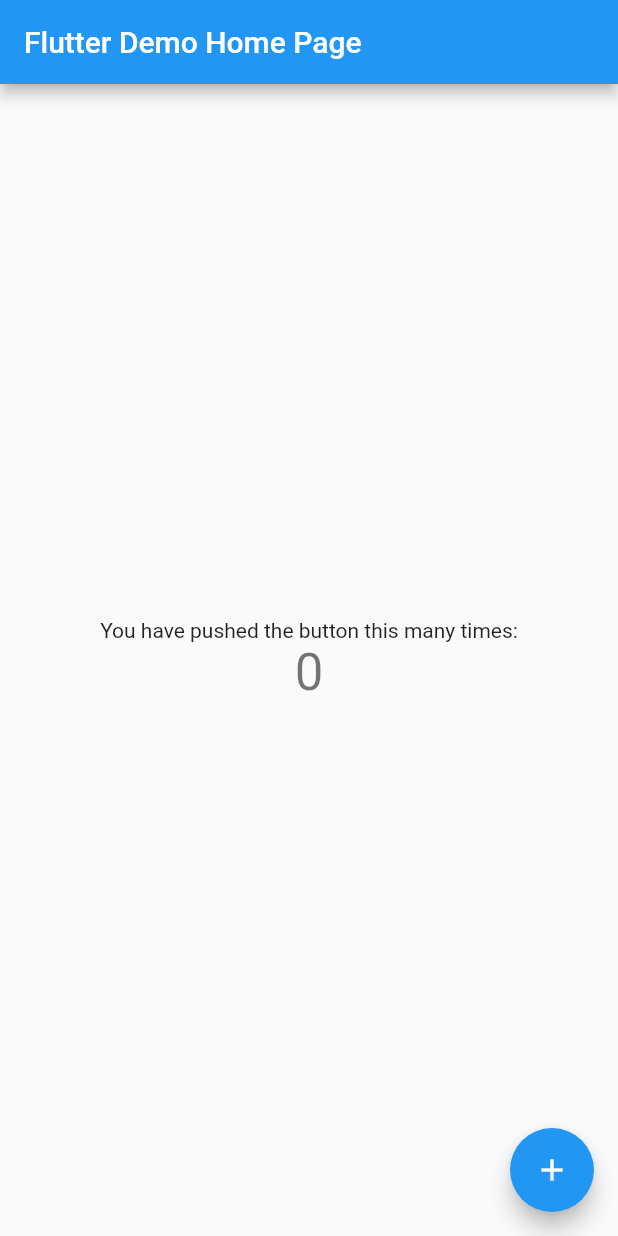
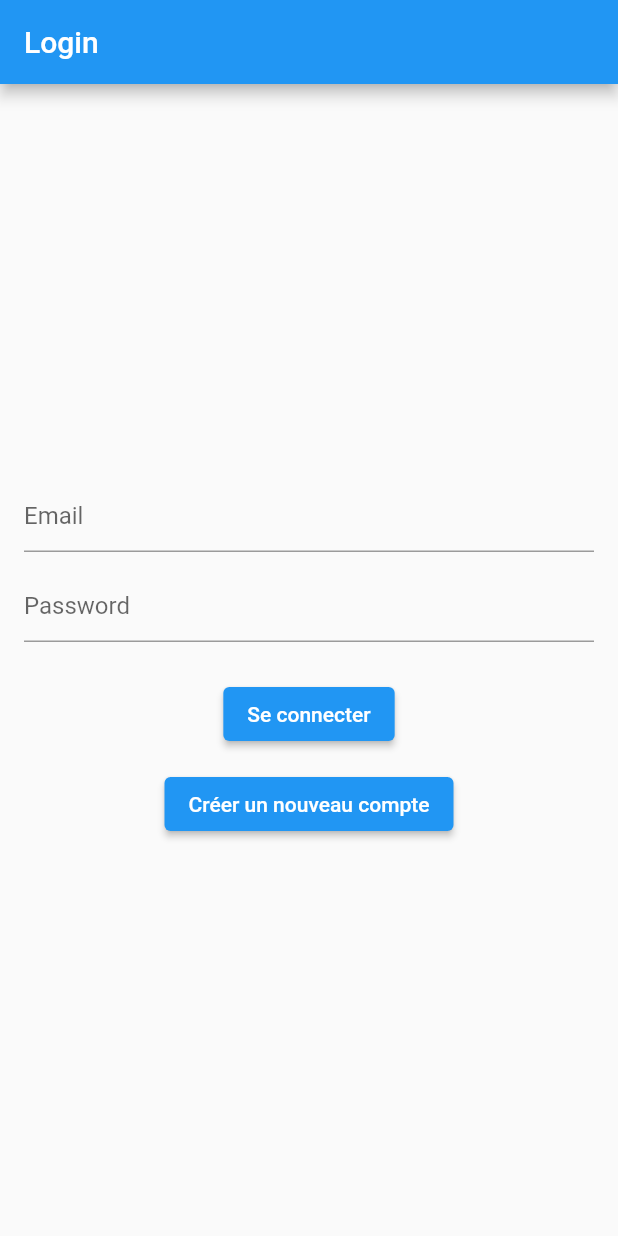
Before and after one commit to Nandyfga/projetflutter_OCRESG04_zeghoudi_benhamadi_fonga, a Flutter app: the screen it shows after launch, on a phone screen of 412 x 824 dp. Run offline on Flutter 3.47's test engine with Material 2 defaults, Android fonts, the phone set to English and light mode, and no system bars; our stand-ins replace bloc, equatable, firebase_auth, firebase_core, flutter_bloc; accounts and stored records are empty.

```diff
--- /dev/null
+++ b/lib/blocs/auth/auth_bloc.dart
@@ -0,0 +1,61 @@
+import 'dart:async';
+import 'package:bloc/bloc.dart';
+import 'package:firebase_auth/firebase_auth.dart';
+import 'package:untitled1/models/user_model.dart';
+
+import 'auth_event.dart';
+import 'auth_state.dart';
+
+class AuthBloc extends Bloc<AuthEvent, AuthState> {
+  final FirebaseAuth _auth = FirebaseAuth.instance;
+
+  AuthBloc() : super(AuthInitialState());
+
+  @override
+  AuthState get initialState => AuthInitialState();
+
+  @override
+  Stream<AuthState> onmapEventToState(AuthEvent event) async* {
+    if (event is LoginEvent) {
+      yield AuthLoadingState();
+      try {
+        UserCredential userCredential = await _auth.signInWithEmailAndPassword(
+            email: event.email, password: event.password);
+        if (userCredential.user != null) {
+          yield AuthenticatedState(
+              user: UserModel(
+                  id: userCredential.user?.uid,
+                  email: userCredential.user?.email,
+                  password: ""));
+          print("Authenticated!");
+        } else {
+          yield AuthErrorState(errorMessage: "Invalid credentials");
+        }
+      } catch (e) {
+        yield AuthErrorState(errorMessage: e.toString());
+      }
+    } else if (event is RegisterEvent) {
+      yield AuthLoadingState();
+      try {
+        UserCredential userCredential = await _auth
+            .createUserWithEmailAndPassword(
+            email: event.email, password: event.password);
+        yield AuthenticatedState(
+            user: UserModel(
+                id: userCredential.user?.uid,
+                email: userCredential.user?.email,
+                password: ""));
+        print("Authenticated!");
+      } catch (e) {
+        yield AuthErrorState(errorMessage: e.toString());
+      }
+    } else if (event is LogoutEvent) {
+      await _auth.signOut();
+      yield AuthInitialState();
+    }
+  }
+  void onLogin(String email, String password) {
+    add(LoginEvent(email: email, password: password));
+    print('User authenticated');
+  }
+}
--- /dev/null
+++ b/lib/blocs/auth/auth_event.dart
@@ -0,0 +1,28 @@
+import 'package:equatable/equatable.dart';
+
+abstract class AuthEvent extends Equatable {
+  @override
+  List<Object> get props => [];
+}
+
+class LoginEvent extends AuthEvent {
+  final String email;
+  final String password;
+
+  LoginEvent({required this.email, required this.password});
+
+  @override
+  List<Object> get props => [email, password];
+}
+
+class RegisterEvent extends AuthEvent {
+  final String email;
+  final String password;
+
+  RegisterEvent({required this.email, required this.password});
+
+  @override
+  List<Object> get props => [email, password];
+}
+
+class LogoutEvent extends AuthEvent {}
--- /dev/null
+++ b/lib/blocs/auth/auth_state.dart
@@ -0,0 +1,29 @@
+import 'package:equatable/equatable.dart';
+import 'package:untitled1/models/user_model.dart';
+
+abstract class AuthState extends Equatable {
+  @override
+  List<Object> get props => [];
+}
+
+class AuthInitialState extends AuthState {}
+
+class AuthLoadingState extends AuthState {}
+
+class AuthenticatedState extends AuthState {
+  final UserModel user;
+
+  AuthenticatedState({required this.user});
+
+  @override
+  List<Object> get props => [user];
+}
+
+class AuthErrorState extends AuthState {
+  final String errorMessage;
+
+  AuthErrorState({required this.errorMessage});
+
+  @override
+  List<Object> get props => [errorMessage];
+}
--- a/lib/main.dart
+++ b/lib/main.dart
@@ -1,115 +1,37 @@
 import 'package:flutter/material.dart';
+import 'package:firebase_core/firebase_core.dart';
+import 'package:flutter_bloc/flutter_bloc.dart';
 
-void main() {
+import 'package:untitled1/blocs/auth/auth_bloc.dart';
+import 'package:untitled1/screens/login_screen.dart';
+import 'package:untitled1/screens/signup_screen.dart';
+import 'package:untitled1/screens/home_screen.dart';
+
+
+void main() async {
+  WidgetsFlutterBinding.ensureInitialized();
+  await Firebase.initializeApp();
   runApp(const MyApp());
 }
 
 class MyApp extends StatelessWidget {
-  const MyApp({super.key});
+  const MyApp({Key? key}) : super(key: key);
 
-  // This widget is the root of your application.
   @override
   Widget build(BuildContext context) {
     return MaterialApp(
-      title: 'Flutter Demo',
+      title: 'My App',
       theme: ThemeData(
-        // This is the theme of your application.
-        //
-        // Try running your application with "flutter run". You'll see the
-        // application has a blue toolbar. Then, without quitting the app, try
-        // changing the primarySwatch below to Colors.green and then invoke
-        // "hot reload" (press "r" in the console where you ran "flutter run",
-        // or simply save your changes to "hot reload" in a Flutter IDE).
-        // Notice that the counter didn't reset back to zero; the application
-        // is not restarted.
         primarySwatch: Colors.blue,
       ),
-      home: const MyHomePage(title: 'Flutter Demo Home Page'),
+      home: BlocProvider(
+        create: (_) => AuthBloc(),
+        child: LoginScreen(),
+      ),
+      routes: {
+        '/home': (context) => HomeScreen(),
+        '/signup': (context) => SignupScreen(),
+      },
     );
   }
 }
-
-class MyHomePage extends StatefulWidget {
-  const MyHomePage({super.key, required this.title});
-
-  // This widget is the home page of your application. It is stateful, meaning
-  // that it has a State object (defined below) that contains fields that affect
-  // how it looks.
-
-  // This class is the configuration for the state. It holds the values (in this
-  // case the title) provided by the parent (in this case the App widget) and
-  // used by the build method of the State. Fields in a Widget subclass are
-  // always marked "final".
-
-  final String title;
-
-  @override
-  State<MyHomePage> createState() => _MyHomePageState();
-}
-
-class _MyHomePageState extends State<MyHomePage> {
-  int _counter = 0;
-
-  void _incrementCounter() {
-    setState(() {
-      // This call to setState tells the Flutter framework that something has
-      // changed in this State, which causes it to rerun the build method below
-      // so that the display can reflect the updated values. If we changed
-      // _counter without calling setState(), then the build method would not be
-      // called again, and so nothing would appear to happen.
-      _counter++;
-    });
-  }
-
-  @override
-  Widget build(BuildContext context) {
-    // This method is rerun every time setState is called, for instance as done
-    // by the _incrementCounter method above.
-    //
-    // The Flutter framework has been optimized to make rerunning build methods
-    // fast, so that you can just rebuild anything that needs updating rather
-    // than having to individually change instances of widgets.
-    return Scaffold(
-      appBar: AppBar(
-        // Here we take the value from the MyHomePage object that was created by
-        // the App.build method, and use it to set our appbar title.
-        title: Text(widget.title),
-      ),
-      body: Center(
-        // Center is a layout widget. It takes a single child and positions it
-        // in the middle of the parent.
-        child: Column(
-          // Column is also a layout widget. It takes a list of children and
-          // arranges them vertically. By default, it sizes itself to fit its
-          // children horizontally, and tries to be as tall as its parent.
-          //
-          // Invoke "debug painting" (press "p" in the console, choose the
-          // "Toggle Debug Paint" action from the Flutter Inspector in Android
-          // Studio, or the "Toggle Debug Paint" command in Visual Studio Code)
-          // to see the wireframe for each widget.
-          //
-          // Column has various properties to control how it sizes itself and
-          // how it positions its children. Here we use mainAxisAlignment to
-          // center the children vertically; the main axis here is the vertical
-          // axis because Columns are vertical (the cross axis would be
-          // horizontal).
-          mainAxisAlignment: MainAxisAlignment.center,
-          children: <Widget>[
-            const Text(
-              'You have pushed the button this many times:',
-            ),
-            Text(
-              '$_counter',
-              style: Theme.of(context).textTheme.headline4,
-            ),
-          ],
-        ),
-      ),
-      floatingActionButton: FloatingActionButton(
-        onPressed: _incrementCounter,
-        tooltip: 'Increment',
-        child: const Icon(Icons.add),
-      ), // This trailing comma makes auto-formatting nicer for build methods.
-    );
-  }
-}
--- /dev/null
+++ b/lib/models/user_model.dart
@@ -0,0 +1,7 @@
+class UserModel {
+  String? id;
+  String? email;
+  String? password;
+
+  UserModel({required this.id, required this.email, required this.password});
+}
--- /dev/null
+++ b/lib/screens/login_screen.dart
@@ -0,0 +1,89 @@
+import 'package:flutter/material.dart';
+import 'package:flutter_bloc/flutter_bloc.dart';
+import 'package:untitled1/blocs/auth/auth_bloc.dart';
+import 'package:untitled1/blocs/auth/auth_event.dart';
+import 'package:untitled1/blocs/auth/auth_state.dart';
+
+class LoginScreen extends StatefulWidget {
+  @override
+  LoginScreenState createState() => LoginScreenState();
+}
+
+class LoginScreenState extends State<LoginScreen> {
+  final _emailController = TextEditingController();
+  final _passwordController = TextEditingController();
+
+  @override
+  Widget build(BuildContext context) {
+    return Scaffold(
+      appBar: AppBar(
+        title: Text('Login'),
+      ),
+      body: BlocProvider(
+        create: (context) => AuthBloc(),
+        child: BlocListener<AuthBloc, AuthState>(
+          listener: (context, state) {
+            if (state is AuthErrorState) {
+              ScaffoldMessenger.of(context)
+                  .showSnackBar(SnackBar(content: Text(state.errorMessage)));
+            } else if (state is AuthenticatedState) {
+              print('Utilisateur authentifié');
+              Navigator.pushNamedAndRemoveUntil(context, '/home', (_) => false);
+            }
+          },
+          child: BlocBuilder<AuthBloc, AuthState>(
+            builder: (context, state) {
+              if (state is AuthLoadingState) {
+                return Center(
+                  child: CircularProgressIndicator(),
+                );
+              } else {
+                return Padding(
+                  padding: EdgeInsets.all(16.0),
+                  child: Column(
+                    mainAxisAlignment: MainAxisAlignment.center,
+                    children: <Widget>[
+                      TextField(
+                        controller: _emailController,
+                        decoration: InputDecoration(hintText: 'Email'),
+                      ),
+                      SizedBox(
+                        height: 12.0,
+                      ),
+                      TextField(
+                        controller: _passwordController,
+                        decoration: InputDecoration(hintText: 'Password'),
+                        obscureText: true,
+                      ),
+                      SizedBox(
+                        height: 24.0,
+                      ),
+                      ElevatedButton(
+                        onPressed: () async {
+                          BlocProvider.of<AuthBloc>(context).onLogin(
+                            _emailController.text,
+                            _passwordController.text,
+                          );
+                        },
+                        child: Text('Se connecter'),
+                      ),
+                      SizedBox(
+                        height: 12.0,
+                      ),
+                      ElevatedButton(
+                        onPressed: () {
+                          Navigator.pushNamed(context, '/signup');
+                        },
+                        child: Text('Créer un nouveau compte'),
+                      ),
+                    ],
+                  ),
+                );
+              }
+            },
+          ),
+        ),
+      ),
+    );
+  }
+}
--- a/pubspec.yaml
+++ b/pubspec.yaml
@@ -36,6 +36,11 @@ dependencies:
   # The following adds the Cupertino Icons font to your application.
   # Use with the CupertinoIcons class for iOS style icons.
   cupertino_icons: ^1.0.2
+  firebase_core: ^2.7.1
+  flutter_bloc: ^8.1.2
+  bloc: ^8.1.1
+  equatable: ^2.0.5
+  firebase_auth: ^4.3.0
 
 dev_dependencies:
   flutter_test:
```
Also changed, not shown: lib/screens/home_screen.dart (added, +10 -0 lines), lib/screens/signup_screen.dart (added, +100 -0 lines), pubspec.lock, 18 other files.
